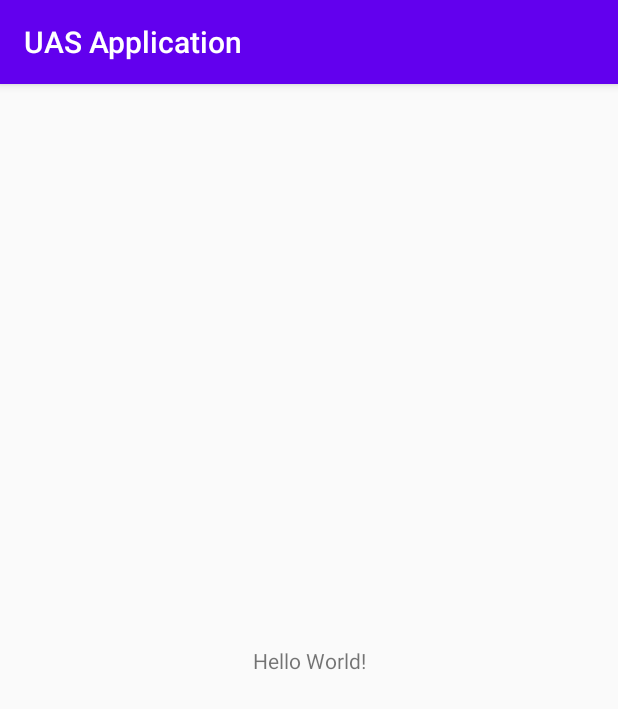
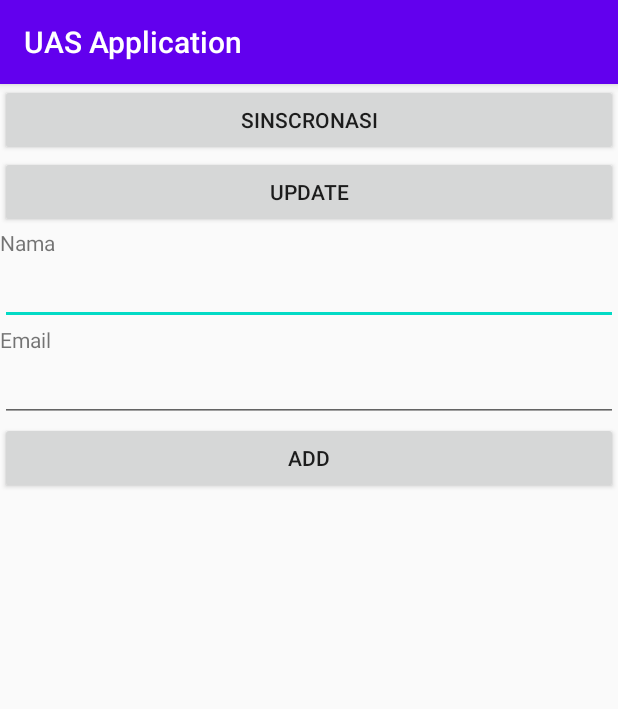
Before and after one commit to ilhamakhsan/uas-android, an Android app: the screen it shows after launch (MainActivity), on a phone screen of 412 x 824 dp. Shown: the top 709 px of the screen. Run offline under Robolectric (Android 15) with nearby library versions, the phone set to English and light mode, and no system bars; libraries missing offline, so code that uses them is left out: io.realm, io.realm.exceptions; 5 statements that could not run were skipped.

Commit message:
Create dan View data

```diff
--- a/app/build.gradle
+++ b/app/build.gradle
@@ -1,6 +1,8 @@
 apply plugin: 'com.android.application'
 apply plugin: 'kotlin-android'
 apply plugin: 'kotlin-android-extensions'
+apply plugin: 'kotlin-kapt'
+apply plugin: 'realm-android'
 
 android {
     compileSdkVersion 30
@@ -26,12 +28,15 @@ android {
 }
 
 dependencies {
+
     implementation fileTree(dir: 'libs', include: ['*.jar'])
     implementation "org.jetbrains.kotlin:kotlin-stdlib-jdk7:$kotlin_version"
     implementation 'androidx.appcompat:appcompat:1.2.0'
     implementation 'androidx.core:core-ktx:1.3.2'
     implementation 'androidx.constraintlayout:constraintlayout:2.0.4'
+    implementation 'androidx.legacy:legacy-support-v4:1.0.0'
     testImplementation 'junit:junit:4.12'
     androidTestImplementation 'androidx.test.ext:junit:1.1.2'
     androidTestImplementation 'androidx.test.espresso:espresso-core:3.3.0'
+    implementation 'androidx.recyclerview:recyclerview:1.1.0'
 }
--- a/app/src/main/AndroidManifest.xml
+++ b/app/src/main/AndroidManifest.xml
@@ -8,6 +8,7 @@
         android:label="@string/app_name"
         android:roundIcon="@mipmap/ic_launcher_round"
         android:supportsRtl="true"
+        android:name=".MyAplication"
         android:theme="@style/AppTheme">
         <activity android:name=".MainActivity">
             <intent-filter>
--- /dev/null
+++ b/app/src/main/java/com/ilham/uasapplication/HomeFragment.kt
@@ -0,0 +1,76 @@
+package com.ilham.uasapplication
+
+import android.os.Bundle
+import androidx.fragment.app.Fragment
+import android.view.LayoutInflater
+import android.view.View
+import android.view.ViewGroup
+import android.widget.Toast
+import androidx.recyclerview.widget.LinearLayoutManager
+import com.ilham.uasapplication.adapter.UserAdapter
+import com.ilham.uasapplication.model.realm.User
+import io.realm.Realm
+import io.realm.exceptions.RealmException
+import kotlinx.android.synthetic.main.fragment_home.*
+
+class HomeFragment : Fragment() {
+
+    lateinit var userAdapter: UserAdapter
+    val lm = LinearLayoutManager(activity)
+    lateinit var realm : Realm
+    override fun onCreateView(
+        inflater: LayoutInflater, container: ViewGroup?, savedInstanceState: Bundle?): View? {
+        // Inflate the layout for this fragment
+        return inflater.inflate(R.layout.fragment_home, container, false)
+
+    }
+
+    override fun onViewCreated(view: View, savedInstanceState: Bundle?) {
+        super.onViewCreated(view, savedInstanceState)
+        initView()
+        action()
+    }
+    fun initView(){
+        rv_user.layoutManager = lm
+        userAdapter = UserAdapter(activity!!)
+        rv_user.adapter = userAdapter
+
+
+        realm = Realm.getDefaultInstance()
+        getAllUSer()
+
+    }
+
+    fun action(){
+        btn_add.setOnClickListener{
+            realm.beginTransaction()
+            var count = 0
+
+            realm.where(User::class.java).findAll().let {
+                for (i in it){
+                    count++
+                }
+            }
+            try {
+                var user = realm.createObject(User::class.java)
+                user.setId(count+1)
+                user.setNama(et_nama.text.toString())
+                user.setEmail(et_email.text.toString())
+                getAllUSer()
+                //tv_result.text = user.getId().toString()+" "+ user.getNama()+ " "+ user.getEmail()
+                et_nama.setText("")
+                et_email.setText("")
+                realm.commitTransaction()
+            } catch (e : RealmException){
+                Toast.makeText(activity, e.message, Toast.LENGTH_SHORT).show()
+            }
+        }
+    }
+
+    fun getAllUSer(){
+        realm.where(User::class.java).findAll().let {
+            userAdapter.setUser(it)
+        }
+    }
+
+}
--- a/app/src/main/java/com/ilham/uasapplication/MainActivity.kt
+++ b/app/src/main/java/com/ilham/uasapplication/MainActivity.kt
@@ -2,11 +2,18 @@ package com.ilham.uasapplication
 
 import androidx.appcompat.app.AppCompatActivity
 import android.os.Bundle
+import io.realm.Realm
+
 
 class MainActivity : AppCompatActivity() {
-
+    lateinit var realm : Realm
     override fun onCreate(savedInstanceState: Bundle?) {
         super.onCreate(savedInstanceState)
         setContentView(R.layout.activity_main)
+
+
+        var fr = supportFragmentManager.beginTransaction()
+        fr.add(R.id.fl_fragment, HomeFragment())
+        fr.commit()
     }
 }
--- /dev/null
+++ b/app/src/main/java/com/ilham/uasapplication/MyAplication.kt
@@ -0,0 +1,15 @@
+package com.ilham.uasapplication
+
+import android.app.Application
+import io.realm.Realm
+import io.realm.RealmConfiguration
+
+class MyAplication : Application() {
+    override fun onCreate() {
+        super.onCreate()
+
+        Realm.init(this)
+        val config = RealmConfiguration.Builder().name("myrealm.realm").build()
+        Realm.setDefaultConfiguration(config)
+    }
+}
--- a/app/src/main/res/layout/activity_main.xml
+++ b/app/src/main/res/layout/activity_main.xml
@@ -1,18 +1,30 @@
 <?xml version="1.0" encoding="utf-8"?>
-<androidx.constraintlayout.widget.ConstraintLayout xmlns:android="http://schemas.android.com/apk/res/android"
+<androidx.appcompat.widget.LinearLayoutCompat xmlns:android="http://schemas.android.com/apk/res/android"
     xmlns:app="http://schemas.android.com/apk/res-auto"
     xmlns:tools="http://schemas.android.com/tools"
     android:layout_width="match_parent"
     android:layout_height="match_parent"
+    android:orientation="vertical"
     tools:context=".MainActivity">
 
-    <TextView
-        android:layout_width="wrap_content"
+    <Button
+        android:id="@+id/button"
+        android:layout_width="match_parent"
         android:layout_height="wrap_content"
-        android:text="Hello World!"
-        app:layout_constraintBottom_toBottomOf="parent"
-        app:layout_constraintLeft_toLeftOf="parent"
-        app:layout_constraintRight_toRightOf="parent"
-        app:layout_constraintTop_toTopOf="parent" />
+        android:text="Sinscronasi"
+        tools:layout_editor_absoluteY="7dp" />
 
-</androidx.constraintlayout.widget.ConstraintLayout>
+    <Button
+        android:id="@+id/button2"
+        android:layout_width="match_parent"
+        android:layout_height="wrap_content"
+        android:text="Update" />
+
+    <FrameLayout
+        android:id="@+id/fl_fragment"
+        android:layout_width="match_parent"
+        android:layout_height="match_parent">
+
+    </FrameLayout>
+
+</androidx.appcompat.widget.LinearLayoutCompat>
--- /dev/null
+++ b/app/src/main/res/layout/fragment_home.xml
@@ -0,0 +1,59 @@
+<?xml version="1.0" encoding="utf-8"?>
+<LinearLayout xmlns:android="http://schemas.android.com/apk/res/android"
+    xmlns:tools="http://schemas.android.com/tools"
+    android:layout_width="match_parent"
+    android:layout_height="match_parent"
+    android:orientation="vertical"
+    tools:context=".HomeFragment">
+
+    <!-- TODO: Update blank fragment layout -->
+    <LinearLayout
+        android:layout_width="match_parent"
+        android:layout_height="wrap_content"
+        android:orientation="vertical">
+
+        <TextView
+            android:layout_width="match_parent"
+            android:layout_height="wrap_content"
+            android:text="Nama" />
+
+        <EditText
+            android:id="@+id/et_nama"
+            android:layout_width="match_parent"
+            android:layout_height="wrap_content" />
+
+        <TextView
+            android:layout_width="match_parent"
+            android:layout_height="wrap_content"
+            android:text="Email" />
+
+        <EditText
+            android:id="@+id/et_email"
+            android:layout_width="match_parent"
+            android:layout_height="wrap_content" />
+
+    </LinearLayout>
+
+
+
+    <Button
+        android:id="@+id/btn_add"
+        android:layout_width="match_parent"
+        android:layout_height="wrap_content"
+        android:text="Add" />
+
+    <TextView
+        android:id="@+id/tv_result"
+        android:layout_width="wrap_content"
+        android:layout_height="wrap_content"
+        />
+
+    <androidx.recyclerview.widget.RecyclerView
+        android:id="@+id/rv_user"
+        android:layout_width="match_parent"
+        android:layout_height="match_parent"
+        android:orientation="vertical"
+        />
+
+
+</LinearLayout>
--- a/app/src/main/res/values/strings.xml
+++ b/app/src/main/res/values/strings.xml
@@ -1,3 +1,6 @@
 <resources>
     <string name="app_name">UAS Application</string>
+
+    <!-- TODO: Remove or change this placeholder text -->
+    <string name="hello_blank_fragment">Hello blank fragment</string>
 </resources>
--- a/build.gradle
+++ b/build.gradle
@@ -10,6 +10,7 @@ buildscript {
     dependencies {
         classpath 'com.android.tools.build:gradle:3.6.3'
         classpath "org.jetbrains.kotlin:kotlin-gradle-plugin:$kotlin_version"
+        classpath "io.realm:realm-gradle-plugin:5.3.1"
 
         // NOTE: Do not place your application dependencies here; they belong
         // in the individual module build.gradle files
```
Also changed, not shown: app/src/main/java/com/ilham/uasapplication/adapter/UserAdapter.kt (added, +46 -0 lines), app/src/main/java/com/ilham/uasapplication/model/realm/User.kt (added, +34 -0 lines), app/src/main/java/com/ilham/uasapplication/util/SharedPrefrences.kt (added, +14 -0 lines), app/src/main/res/layout/item_user.xml (added, +22 -0 lines).
